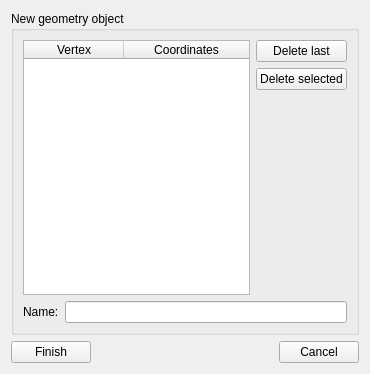
First picture: the form in SIM-VICUS/src/SVPropVertexListWidget.ui, repository ghorwin/SIM-VICUS, before the edit.
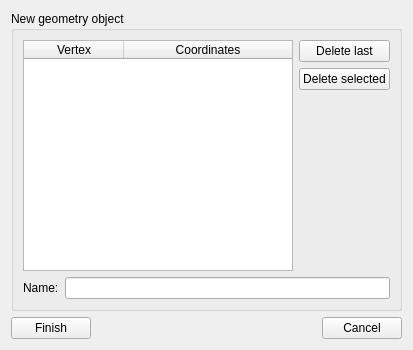
Second picture: the form after the edit.

Commit message: Property widget refinement.

```diff
--- a/SIM-VICUS/src/SVPropVertexListWidget.ui
+++ b/SIM-VICUS/src/SVPropVertexListWidget.ui
@@ -6,8 +6,8 @@
    <rect>
     <x>0</x>
     <y>0</y>
-    <width>370</width>
-    <height>374</height>
+    <width>413</width>
+    <height>350</height>
    </rect>
   </property>
   <property name="windowTitle">
@@ -49,6 +49,12 @@
       </item>
       <item row="1" column="0" rowspan="3">
        <widget class="QTableWidget" name="tableWidgetVertexes">
+        <property name="minimumSize">
+         <size>
+          <width>250</width>
+          <height>0</height>
+         </size>
+        </property>
         <property name="alternatingRowColors">
          <bool>true</bool>
         </property>
```
The commit also changes 3 other files.
